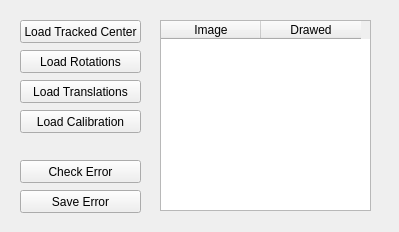
FubuFabian/ThreeViews, file CheckCalibrationErrorWidget.ui: the form before one commit.
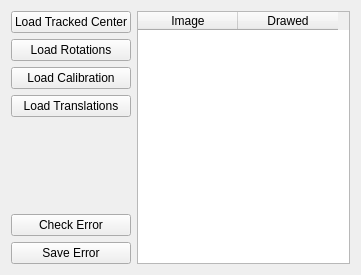
The form after the commit.

Patch:
```diff
--- a/CheckCalibrationErrorWidget.ui
+++ b/CheckCalibrationErrorWidget.ui
@@ -6,87 +6,103 @@
    <rect>
     <x>0</x>
     <y>0</y>
-    <width>399</width>
-    <height>232</height>
+    <width>361</width>
+    <height>275</height>
    </rect>
   </property>
   <property name="windowTitle">
    <string>CheckCalibrationErrorWidget</string>
   </property>
+  <layout class="QHBoxLayout" name="horizontalLayout_2">
+   <item>
+    <layout class="QHBoxLayout" name="horizontalLayout">
+     <item>
+      <layout class="QVBoxLayout" name="verticalLayout_2">
+       <item>
   <widget class="QPushButton" name="loadCenter">
-   <property name="geometry">
-    <rect>
-     <x>20</x>
-     <y>20</y>
-     <width>121</width>
-     <height>23</height>
-    </rect>
-   </property>
    <property name="text">
     <string>Load Tracked Center</string>
    </property>
   </widget>
+       </item>
+       <item>
   <widget class="QPushButton" name="loadRotations">
-   <property name="geometry">
-    <rect>
-     <x>20</x>
-     <y>50</y>
-     <width>121</width>
-     <height>23</height>
-    </rect>
-   </property>
    <property name="text">
     <string>Load Rotations</string>
    </property>
   </widget>
+       </item>
+       <item>
+        <widget class="QPushButton" name="pushButton">
+         <property name="text">
+          <string>Load Calibration</string>
+         </property>
+        </widget>
+       </item>
+       <item>
   <widget class="QPushButton" name="loadTranslations">
-   <property name="geometry">
-    <rect>
-     <x>20</x>
-     <y>80</y>
-     <width>121</width>
-     <height>23</height>
-    </rect>
-   </property>
    <property name="text">
     <string>Load Translations</string>
    </property>
   </widget>
+       </item>
+       <item>
+        <spacer name="verticalSpacer_3">
+         <property name="orientation">
+          <enum>Qt::Vertical</enum>
+         </property>
+         <property name="sizeHint" stdset="0">
+          <size>
+           <width>20</width>
+           <height>40</height>
+          </size>
+         </property>
+        </spacer>
+       </item>
+       <item>
+        <spacer name="verticalSpacer_2">
+         <property name="orientation">
+          <enum>Qt::Vertical</enum>
+         </property>
+         <property name="sizeHint" stdset="0">
+          <size>
+           <width>20</width>
+           <height>40</height>
+          </size>
+         </property>
+        </spacer>
+       </item>
+       <item>
+        <spacer name="verticalSpacer">
+         <property name="orientation">
+          <enum>Qt::Vertical</enum>
+         </property>
+         <property name="sizeHint" stdset="0">
+          <size>
+           <width>20</width>
+           <height>40</height>
+          </size>
+         </property>
+        </spacer>
+       </item>
+       <item>
   <widget class="QPushButton" name="checkError">
-   <property name="geometry">
-    <rect>
-     <x>20</x>
-     <y>160</y>
-     <width>121</width>
-     <height>23</height>
-    </rect>
-   </property>
    <property name="text">
     <string>Check Error</string>
    </property>
   </widget>
+       </item>
+       <item>
   <widget class="QPushButton" name="pushButton_2">
-   <property name="geometry">
-    <rect>
-     <x>20</x>
-     <y>190</y>
-     <width>121</width>
-     <height>23</height>
-    </rect>
-   </property>
    <property name="text">
     <string>Save Error</string>
    </property>
   </widget>
+       </item>
+      </layout>
+     </item>
+     <item>
   <widget class="QTableWidget" name="tableWidget">
-   <property name="geometry">
-    <rect>
-     <x>160</x>
-     <y>20</y>
-     <width>211</width>
-     <height>191</height>
-    </rect>
-   </property>
    <property name="minimumSize">
     <size>
      <width>131</width>
@@ -104,19 +120,10 @@
     </property>
    </column>
   </widget>
-  <widget class="QPushButton" name="pushButton">
-   <property name="geometry">
-    <rect>
-     <x>20</x>
-     <y>110</y>
-     <width>121</width>
-     <height>23</height>
-    </rect>
-   </property>
-   <property name="text">
-    <string>Load Calibration</string>
-   </property>
-  </widget>
+     </item>
+    </layout>
+   </item>
+  </layout>
  </widget>
  <layoutdefault spacing="6" margin="11"/>
  <resources/>
```
Lines whose indentation alone changed are shown as unchanged.
